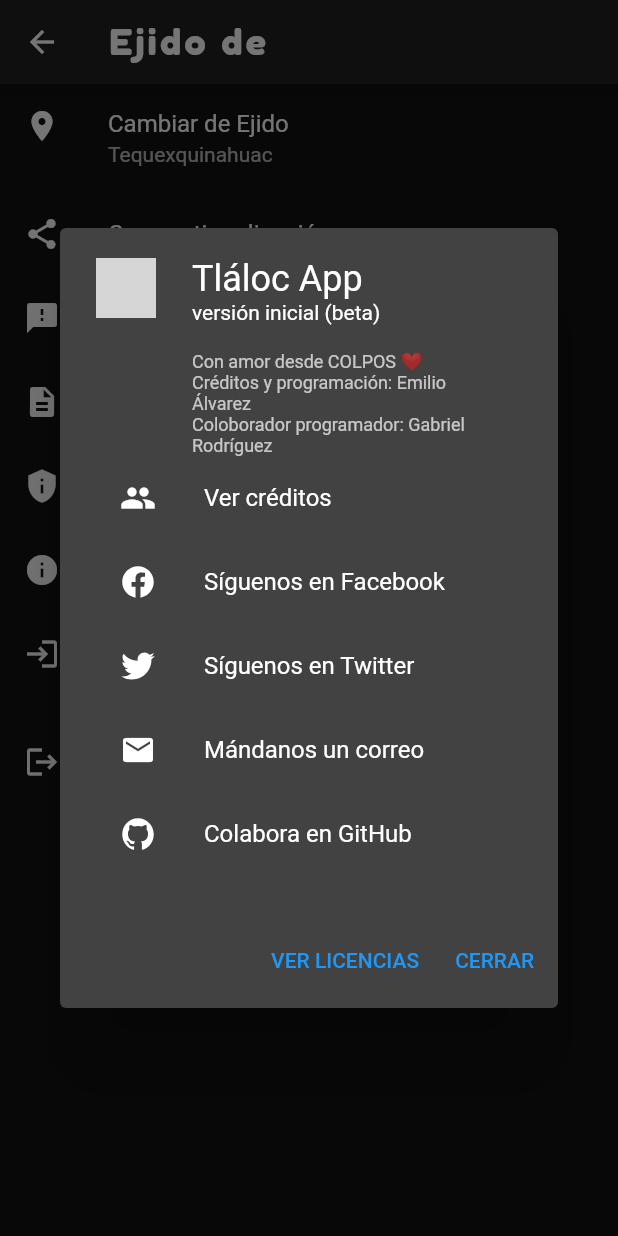
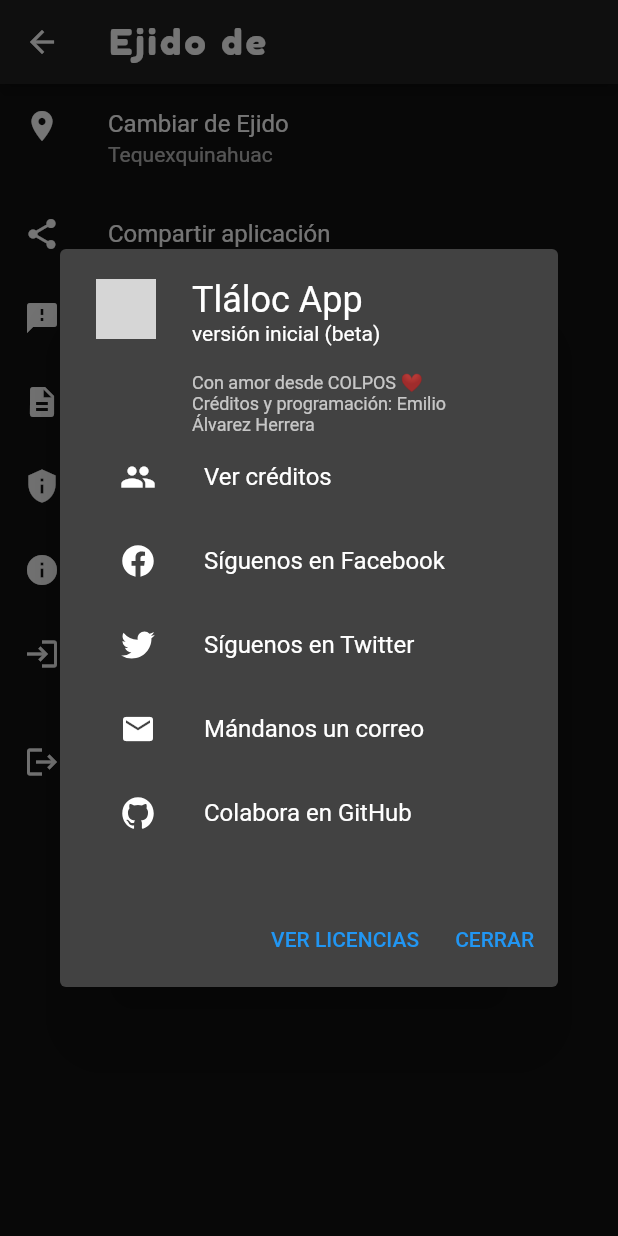
Before and after one commit to Jack55913/TlalocApp, a Flutter app: the ConfigureScreen screen opened directly, after a tap on "Acerca de", on a phone screen of 412 x 824 dp. Run offline on Flutter 3.47's test engine with Material 2 defaults, Android fonts, the phone set to English and light mode, and no system bars; our stand-ins replace animated_splash_screen, auto_size_text, cached_network_image, cloud_firestore, concentric_transition, connectivity_plus and 13 more; missing offline and left inert: mobile_scanner; accounts and stored records are empty; statements that could not run were skipped; grey boxes are pictures that could not be loaded.

```diff
--- a/tlaloc/lib/screens/settings.dart
+++ b/tlaloc/lib/screens/settings.dart
@@ -110,7 +110,7 @@ class _ConfigureScreenState extends State<ConfigureScreen> {
                         backgroundColor: Colors.white,
                       ),
                       applicationLegalese:
-                          'Con amor desde COLPOS ❤️\nCréditos y programación: Emilio Álvarez\nColoborador programador: Gabriel Rodríguez',
+                          'Con amor desde COLPOS ❤️\nCréditos y programación: Emilio Álvarez Herrera',
                       applicationVersion: 'versión inicial (beta)',
                       children: [
                         ListTile(
```
Also changed, not shown: tlaloc/pubspec.lock, 1 other file.
